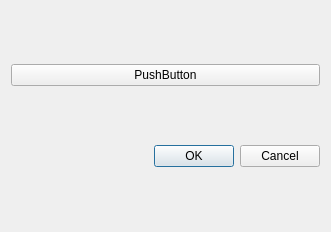
Above: Application/MIDASDesktop/GUI/AgreementUI.ui from cpatrick/MidasClient before the change. Below: the same form after it.
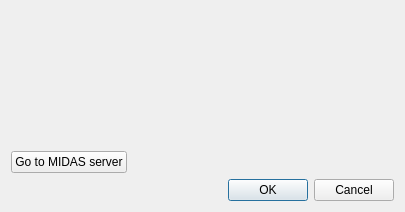
That is the form after the change. Icons and pictures are not drawn.

Commit message:
ENH: GUI for directing the user to a license agreement that they have to agree to.
SVN-Revision: 3315

Diff of the .ui file:
```diff
--- a/Application/MIDASDesktop/GUI/AgreementUI.ui
+++ b/Application/MIDASDesktop/GUI/AgreementUI.ui
@@ -6,8 +6,8 @@
    <rect>
     <x>0</x>
     <y>0</y>
-    <width>331</width>
-    <height>232</height>
+    <width>405</width>
+    <height>212</height>
    </rect>
   </property>
   <property name="windowTitle">
@@ -19,12 +19,42 @@
   </property>
   <layout class="QVBoxLayout" name="verticalLayout">
    <item>
-    <widget class="QPushButton" name="pushButton">
+    <widget class="QLabel" name="agreementLabel">
      <property name="text">
-      <string>PushButton</string>
+      <string/>
+     </property>
+     <property name="alignment">
+      <set>Qt::AlignLeading|Qt::AlignLeft|Qt::AlignTop</set>
+     </property>
+     <property name="wordWrap">
+      <bool>true</bool>
      </property>
     </widget>
    </item>
+   <item>
+    <layout class="QHBoxLayout" name="horizontalLayout">
+     <item>
+      <widget class="QPushButton" name="openBrowserButton">
+       <property name="text">
+        <string>Go to MIDAS server</string>
+       </property>
+      </widget>
+     </item>
+     <item>
+      <spacer name="horizontalSpacer">
+       <property name="orientation">
+        <enum>Qt::Horizontal</enum>
+       </property>
+       <property name="sizeHint" stdset="0">
+        <size>
+         <width>40</width>
+         <height>20</height>
+        </size>
+       </property>
+      </spacer>
+     </item>
+    </layout>
+   </item>
    <item>
     <widget class="QDialogButtonBox" name="buttonBox">
      <property name="orientation">
```
The commit also changes 5 other files.
